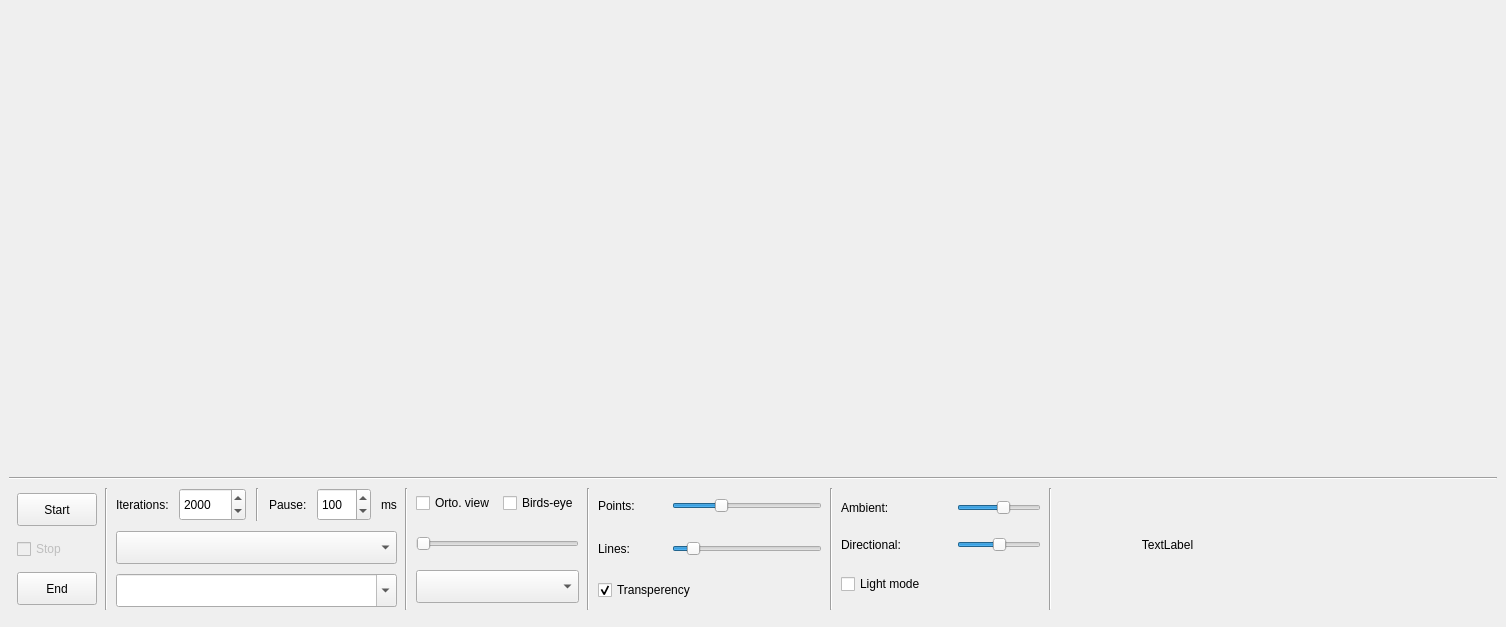
Before: the Qt Designer form calsec/gui.ui in markloborec/kazalniki-kibernetske-varnosti, drawn with Qt 5.
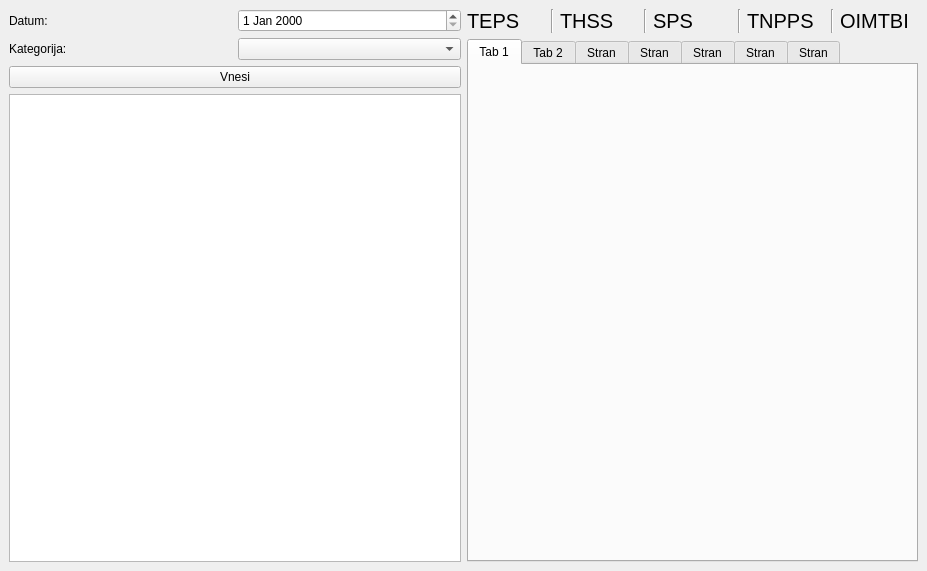
After: the same form once the commit is applied.

Commit message: Pripravljen osnovni UI!

```diff
--- a/calsec/gui.ui
+++ b/calsec/gui.ui
@@ -6,12 +6,12 @@
    <rect>
     <x>0</x>
     <y>0</y>
-    <width>1506</width>
-    <height>627</height>
+    <width>927</width>
+    <height>571</height>
    </rect>
   </property>
   <property name="sizePolicy">
-   <sizepolicy hsizetype="Preferred" vsizetype="Minimum">
+   <sizepolicy hsizetype="Expanding" vsizetype="Minimum">
     <horstretch>0</horstretch>
     <verstretch>0</verstretch>
    </sizepolicy>
@@ -32,718 +32,193 @@
    <string>Optimization test</string>
   </property>
   <widget class="QWidget" name="centralwidget">
-   <layout class="QVBoxLayout" name="verticalLayout_8">
-    <property name="spacing">
-     <number>8</number>
-    </property>
-    <item>
-     <layout class="QVBoxLayout" name="verticalLayout_2">
-      <property name="spacing">
-       <number>0</number>
-      </property>
+   <layout class="QGridLayout" name="gridLayout">
+    <item row="0" column="0">
+     <layout class="QVBoxLayout" name="verticalLayout">
       <item>
-       <layout class="QHBoxLayout" name="widgetsHL">
-        <property name="spacing">
-         <number>1</number>
-        </property>
+       <layout class="QHBoxLayout" name="horizontalLayout_2">
         <item>
-         <spacer name="verticalSpacer_2">
-          <property name="orientation">
-           <enum>Qt::Vertical</enum>
+         <widget class="QLabel" name="label_2">
+          <property name="text">
+           <string>Datum: </string>
           </property>
-          <property name="sizeHint" stdset="0">
-           <size>
-            <width>0</width>
-            <height>0</height>
-           </size>
+         </widget>
+        </item>
+        <item>
+         <widget class="QDateEdit" name="datumIncidentaDE"/>
+        </item>
+       </layout>
+      </item>
+      <item>
+       <layout class="QHBoxLayout" name="horizontalLayout_3">
+        <item>
+         <widget class="QLabel" name="label_3">
+          <property name="text">
+           <string>Kategorija:</string>
           </property>
-         </spacer>
+         </widget>
         </item>
+        <item>
+         <widget class="QComboBox" name="kategorijaIncidentaCB">
+          <property name="editable">
+           <bool>false</bool>
+          </property>
+         </widget>
+        </item>
        </layout>
       </item>
       <item>
-       <widget class="Line" name="line_6">
-        <property name="orientation">
-         <enum>Qt::Horizontal</enum>
+       <widget class="QPushButton" name="vnesiIncidentPB">
+        <property name="text">
+         <string>Vnesi</string>
         </property>
        </widget>
       </item>
+      <item>
+       <widget class="QTableWidget" name="incidentiTW"/>
+      </item>
      </layout>
     </item>
-    <item>
-     <layout class="QHBoxLayout" name="horizontalLayout_3">
-      <property name="leftMargin">
-       <number>8</number>
-      </property>
-      <property name="topMargin">
-       <number>0</number>
-      </property>
-      <property name="rightMargin">
-       <number>8</number>
-      </property>
-      <property name="bottomMargin">
-       <number>8</number>
-      </property>
+    <item row="0" column="1">
+     <layout class="QVBoxLayout" name="verticalLayout_3">
       <item>
-       <layout class="QVBoxLayout" name="verticalLayout">
-        <property name="spacing">
-         <number>8</number>
-        </property>
+       <layout class="QHBoxLayout" name="horizontalLayout_4">
         <item>
-         <widget class="QPushButton" name="startPB">
-          <property name="minimumSize">
-           <size>
-            <width>0</width>
-            <height>33</height>
-           </size>
+         <widget class="QLabel" name="tepsL">
+          <property name="font">
+           <font>
+            <pointsize>15</pointsize>
+           </font>
           </property>
-          <property name="maximumSize">
-           <size>
-            <width>200</width>
-            <height>16777215</height>
-           </size>
-          </property>
           <property name="text">
-           <string>Start</string>
+           <string>TEPS</string>
           </property>
          </widget>
         </item>
         <item>
-         <widget class="QCheckBox" name="stopCB">
-          <property name="enabled">
-           <bool>false</bool>
+         <widget class="Line" name="line">
+          <property name="orientation">
+           <enum>Qt::Vertical</enum>
           </property>
-          <property name="text">
-           <string>Stop</string>
-          </property>
-          <property name="checkable">
-           <bool>true</bool>
-          </property>
          </widget>
         </item>
         <item>
-         <widget class="QPushButton" name="endPB">
-          <property name="minimumSize">
-           <size>
-            <width>0</width>
-            <height>33</height>
-           </size>
+         <widget class="QLabel" name="thssL">
+          <property name="font">
+           <font>
+            <pointsize>15</pointsize>
+           </font>
           </property>
-          <property name="maximumSize">
-           <size>
-            <width>200</width>
-            <height>16777215</height>
-           </size>
-          </property>
           <property name="text">
-           <string>End</string>
+           <string>THSS</string>
           </property>
          </widget>
         </item>
-       </layout>
-      </item>
-      <item>
-       <widget class="Line" name="line_2">
-        <property name="orientation">
-         <enum>Qt::Vertical</enum>
-        </property>
-       </widget>
-      </item>
-      <item>
-       <layout class="QVBoxLayout" name="verticalLayout_5">
-        <property name="spacing">
-         <number>10</number>
-        </property>
-        <property name="bottomMargin">
-         <number>3</number>
-        </property>
         <item>
-         <layout class="QHBoxLayout" name="horizontalLayout_4">
-          <item>
-           <widget class="QLabel" name="label">
-            <property name="text">
-             <string>Iterations:</string>
-            </property>
-           </widget>
-          </item>
-          <item>
-           <widget class="QSpinBox" name="iterationsSB">
-            <property name="sizePolicy">
-             <sizepolicy hsizetype="MinimumExpanding" vsizetype="Fixed">
-              <horstretch>0</horstretch>
-              <verstretch>0</verstretch>
-             </sizepolicy>
-            </property>
-            <property name="minimumSize">
-             <size>
-              <width>0</width>
-              <height>33</height>
-             </size>
-            </property>
-            <property name="maximumSize">
-             <size>
-              <width>100</width>
-              <height>16777215</height>
-             </size>
-            </property>
-            <property name="minimum">
-             <number>100</number>
-            </property>
-            <property name="maximum">
-             <number>1000000000</number>
-            </property>
-            <property name="singleStep">
-             <number>500</number>
-            </property>
-            <property name="value">
-             <number>2000</number>
-            </property>
-           </widget>
-          </item>
-          <item>
-           <widget class="Line" name="line_4">
-            <property name="orientation">
-             <enum>Qt::Vertical</enum>
-            </property>
-           </widget>
-          </item>
-          <item>
-           <widget class="QLabel" name="label_3">
-            <property name="text">
-             <string>Pause:</string>
-            </property>
-           </widget>
-          </item>
-          <item>
-           <widget class="QSpinBox" name="iterationPauseSB">
-            <property name="sizePolicy">
-             <sizepolicy hsizetype="MinimumExpanding" vsizetype="Fixed">
-              <horstretch>0</horstretch>
-              <verstretch>0</verstretch>
-             </sizepolicy>
-            </property>
-            <property name="minimumSize">
-             <size>
-              <width>0</width>
-              <height>33</height>
-             </size>
-            </property>
-            <property name="maximumSize">
-             <size>
-              <width>100</width>
-              <height>16777215</height>
-             </size>
-            </property>
-            <property name="maximum">
-             <number>5000</number>
-            </property>
-            <property name="value">
-             <number>100</number>
-            </property>
-           </widget>
-          </item>
-          <item>
-           <widget class="QLabel" name="label_2">
-            <property name="text">
-             <string>ms</string>
-            </property>
-           </widget>
-          </item>
-         </layout>
-        </item>
-        <item>
-         <widget class="QComboBox" name="comboBox">
-          <property name="sizePolicy">
-           <sizepolicy hsizetype="MinimumExpanding" vsizetype="Fixed">
-            <horstretch>0</horstretch>
-            <verstretch>0</verstretch>
-           </sizepolicy>
+         <widget class="Line" name="line_2">
+          <property name="orientation">
+           <enum>Qt::Vertical</enum>
           </property>
-          <property name="minimumSize">
-           <size>
-            <width>0</width>
-            <height>33</height>
-           </size>
-          </property>
-          <property name="maximumSize">
-           <size>
-            <width>16777215</width>
-            <height>16777215</height>
-           </size>
-          </property>
          </widget>
         </item>
         <item>
-         <widget class="QComboBox" name="nameCB">
-          <property name="sizePolicy">
-           <sizepolicy hsizetype="MinimumExpanding" vsizetype="Fixed">
-            <horstretch>0</horstretch>
-            <verstretch>0</verstretch>
-           </sizepolicy>
-          </property>
-          <property name="minimumSize">
-           <size>
-            <width>0</width>
-            <height>33</height>
-           </size>
-          </property>
-          <property name="maximumSize">
-           <size>
-            <width>16777215</width>
-            <height>16777215</height>
-           </size>
-          </property>
+         <widget class="QLabel" name="spsL">
           <property name="font">
            <font>
-            <family>Monospace</family>
+            <pointsize>15</pointsize>
            </font>
           </property>
-          <property name="editable">
-           <bool>true</bool>
+          <property name="text">
+           <string>SPS</string>
           </property>
          </widget>
         </item>
-       </layout>
-      </item>
-      <item>
-       <widget class="Line" name="line_3">
-        <property name="orientation">
-         <enum>Qt::Vertical</enum>
-        </property>
-       </widget>
-      </item>
-      <item>
-       <layout class="QVBoxLayout" name="verticalLayout_6">
-        <property name="spacing">
-         <number>9</number>
-        </property>
-        <property name="bottomMargin">
-         <number>4</number>
-        </property>
         <item>
-         <layout class="QHBoxLayout" name="horizontalLayout">
-          <property name="spacing">
-           <number>8</number>
-          </property>
-          <property name="topMargin">
-           <number>4</number>
-          </property>
-          <property name="bottomMargin">
-           <number>4</number>
-          </property>
-          <item>
-           <widget class="QCheckBox" name="ortogonalViewCB">
-            <property name="minimumSize">
-             <size>
-              <width>0</width>
-              <height>0</height>
-             </size>
-            </property>
-            <property name="text">
-             <string>Orto. view</string>
-            </property>
-           </widget>
-          </item>
-          <item>
-           <widget class="QCheckBox" name="birdsEyeCB">
-            <property name="minimumSize">
-             <size>
-              <width>0</width>
-              <height>0</height>
-             </size>
-            </property>
-            <property name="text">
-             <string>Birds-eye</string>
-            </property>
-            <property name="tristate">
-             <bool>true</bool>
-            </property>
-           </widget>
-          </item>
-         </layout>
-        </item>
-        <item>
-         <widget class="QSlider" name="scaleRateS">
-          <property name="sizePolicy">
-           <sizepolicy hsizetype="Preferred" vsizetype="Maximum">
-            <horstretch>0</horstretch>
-            <verstretch>0</verstretch>
-           </sizepolicy>
-          </property>
-          <property name="minimumSize">
-           <size>
-            <width>0</width>
-            <height>33</height>
-           </size>
-          </property>
-          <property name="maximumSize">
-           <size>
-            <width>16777215</width>
-            <height>16777215</height>
-           </size>
-          </property>
-          <property name="maximum">
-           <number>100</number>
-          </property>
-          <property name="singleStep">
-           <number>1</number>
-          </property>
-          <property name="pageStep">
-           <number>1</number>
-          </property>
-          <property name="tracking">
-           <bool>true</bool>
-          </property>
+         <widget class="Line" name="line_3">
           <property name="orientation">
-           <enum>Qt::Horizontal</enum>
+           <enum>Qt::Vertical</enum>
           </property>
-          <property name="invertedAppearance">
-           <bool>false</bool>
-          </property>
-          <property name="invertedControls">
-           <bool>false</bool>
-          </property>
-          <property name="tickPosition">
-           <enum>QSlider::NoTicks</enum>
-          </property>
-          <property name="tickInterval">
-           <number>1</number>
-          </property>
          </widget>
         </item>
         <item>
-         <widget class="QComboBox" name="colormapCB">
-          <property name="sizePolicy">
-           <sizepolicy hsizetype="Preferred" vsizetype="Fixed">
-            <horstretch>0</horstretch>
-            <verstretch>0</verstretch>
-           </sizepolicy>
+         <widget class="QLabel" name="tnppsL">
+          <property name="font">
+           <font>
+            <pointsize>15</pointsize>
+           </font>
           </property>
-          <property name="minimumSize">
-           <size>
-            <width>0</width>
-            <height>33</height>
-           </size>
+          <property name="text">
+           <string>TNPPS</string>
           </property>
-          <property name="maximumSize">
-           <size>
-            <width>256</width>
-            <height>16777215</height>
-           </size>
-          </property>
-          <property name="styleSheet">
-           <string notr="true"/>
-          </property>
-          <property name="iconSize">
-           <size>
-            <width>256</width>
-            <height>22</height>
-           </size>
-          </property>
          </widget>
         </item>
-       </layout>
-      </item>
-      <item>
-       <widget class="Line" name="line_5">
-        <property name="orientation">
-         <enum>Qt::Vertical</enum>
-        </property>
-       </widget>
-      </item>
-      <item>
-       <layout class="QVBoxLayout" name="verticalLayout_3">
-        <property name="spacing">
-         <number>9</number>
-        </property>
-        <property name="bottomMargin">
-         <number>4</number>
-        </property>
         <item>
-         <layout class="QHBoxLayout" name="horizontalLayout_5">
-          <property name="topMargin">
-           <number>4</number>
+         <widget class="Line" name="line_4">
+          <property name="orientation">
+           <enum>Qt::Vertical</enum>
           </property>
-          <property name="bottomMargin">
-           <number>4</number>
-          </property>
-          <item>
-           <widget class="QLabel" name="label_4">
-            <property name="minimumSize">
-             <size>
-              <width>65</width>
-              <height>0</height>
-             </size>
-            </property>
-            <property name="maximumSize">
-             <size>
-              <width>64</width>
-              <height>16777215</height>
-             </size>
-            </property>
-            <property name="text">
-             <string>Points:</string>
-            </property>
-           </widget>
-          </item>
-          <item>
-           <widget class="QSlider" name="pointsSizeS">
-            <property name="sizePolicy">
-             <sizepolicy hsizetype="Preferred" vsizetype="Fixed">
-              <horstretch>0</horstretch>
-              <verstretch>0</verstretch>
-             </sizepolicy>
-            </property>
-            <property name="minimumSize">
-             <size>
-              <width>150</width>
-              <height>0</height>
-             </size>
-            </property>
-            <property name="minimum">
-             <number>1</number>
-            </property>
-            <property name="maximum">
-             <number>30</number>
-            </property>
-            <property name="value">
-             <number>10</number>
-            </property>
-            <property name="orientation">
-             <enum>Qt::Horizontal</enum>
-            </property>
-           </widget>
-          </item>
-         </layout>
+         </widget>
         </item>
         <item>
-         <layout class="QHBoxLayout" name="horizontalLayout_6">
-          <item>
-           <widget class="QLabel" name="label_5">
-            <property name="minimumSize">
-             <size>
-              <width>65</width>
-              <height>0</height>
-             </size>
-            </property>
-            <property name="maximumSize">
-             <size>
-              <width>64</width>
-              <height>16777215</height>
-             </size>
-            </property>
-            <property name="text">
-             <string>Lines:</string>
-            </property>
-           </widget>
-          </item>
-          <item>
-           <widget class="QSlider" name="linesSizeS">
-            <property name="sizePolicy">
-             <sizepolicy hsizetype="Preferred" vsizetype="Fixed">
-              <horstretch>0</horstretch>
-              <verstretch>0</verstretch>
-             </sizepolicy>
-            </property>
-            <property name="minimumSize">
-             <size>
-              <width>150</width>
-              <height>33</height>
-             </size>
-            </property>
-            <property name="minimum">
-             <number>0</number>
-            </property>
-            <property name="maximum">
-             <number>100</number>
-            </property>
-            <property name="pageStep">
-             <number>3</number>
-            </property>
-            <property name="value">
-             <number>10</number>
-            </property>
-            <property name="orientation">
-             <enum>Qt::Horizontal</enum>
-            </property>
-           </widget>
-          </item>
-         </layout>
-        </item>
-        <item>
-         <layout class="QHBoxLayout" name="horizontalLayout_2">
-          <item>
-           <widget class="QCheckBox" name="transperencyCB">
-            <property name="text">
-             <string>Transperency</string>
-            </property>
-            <property name="checked">
-             <bool>true</bool>
-            </property>
-           </widget>
-          </item>
-         </layout>
-        </item>
-       </layout>
-      </item>
-      <item>
-       <widget class="Line" name="line">
-        <property name="orientation">
-         <enum>Qt::Vertical</enum>
-        </property>
-       </widget>
-      </item>
-      <item>
-       <layout class="QVBoxLayout" name="verticalLayout_9">
-        <property name="spacing">
-         <number>10</number>
-        </property>
-        <property name="bottomMargin">
-         <number>3</number>
-        </property>
-        <item>
-         <layout class="QHBoxLayout" name="horizontalLayout_7">
-          <item>
-           <widget class="QLabel" name="label_6">
-            <property name="minimumSize">
-             <size>
-              <width>106</width>
-              <height>0</height>
-             </size>
-            </property>
-            <property name="text">
-             <string>Ambient: </string>
-            </property>
-           </widget>
-          </item>
-          <item>
-           <widget class="QSlider" name="ambientRateS">
-            <property name="sizePolicy">
-             <sizepolicy hsizetype="Preferred" vsizetype="Fixed">
-              <horstretch>0</horstretch>
-              <verstretch>0</verstretch>
-             </sizepolicy>
-            </property>
-            <property name="minimumSize">
-             <size>
-              <width>0</width>
-              <height>0</height>
-             </size>
-            </property>
-            <property name="value">
-             <number>56</number>
-            </property>
-            <property name="orientation">
-             <enum>Qt::Horizontal</enum>
-            </property>
-           </widget>
-          </item>
-         </layout>
-        </item>
-        <item>
-         <layout class="QHBoxLayout" name="horizontalLayout_8">
-          <item>
-           <widget class="QLabel" name="label_7">
-            <property name="minimumSize">
-             <size>
-              <width>106</width>
-              <height>0</height>
-             </size>
-            </property>
-            <property name="text">
-             <string>Directional:</string>
-            </property>
-           </widget>
-          </item>
-          <item>
-           <widget class="QSlider" name="lightRateS">
-            <property name="sizePolicy">
-             <sizepolicy hsizetype="Preferred" vsizetype="Fixed">
-              <horstretch>0</horstretch>
-              <verstretch>0</verstretch>
-             </sizepolicy>
-            </property>
-            <property name="minimumSize">
-             <size>
-              <width>0</width>
-              <height>0</height>
-             </size>
-            </property>
-            <property name="value">
-             <number>50</number>
-            </property>
-            <property name="orientation">
-             <enum>Qt::Horizontal</enum>
-            </property>
-           </widget>
-          </item>
-         </layout>
-        </item>
-        <item>
-         <widget class="QCheckBox" name="lightCB">
-          <property name="minimumSize">
-           <size>
-            <width>0</width>
-            <height>0</height>
-           </size>
+         <widget class="QLabel" name="oimtbiL">
+          <property name="font">
+           <font>
+            <pointsize>15</pointsize>
+           </font>
           </property>
           <property name="text">
-           <string>Light mode</string>
+           <string>OIMTBI</string>
           </property>
          </widget>
         </item>
        </layout>
       </item>
       <item>
-       <widget class="Line" name="line_7">
-        <property name="orientation">
-         <enum>Qt::Vertical</enum>
-        </property>
-       </widget>
-      </item>
-      <item>
-       <layout class="QVBoxLayout" name="verticalLayout_4">
-        <property name="spacing">
-         <number>15</number>
-        </property>
+       <layout class="QVBoxLayout" name="verticalLayout_2">
         <item>
-         <layout class="QVBoxLayout" name="verticalLayout_7">
-          <property name="bottomMargin">
-           <number>8</number>
+         <widget class="QTabWidget" name="tabWidget">
+          <property name="currentIndex">
+           <number>0</number>
           </property>
-          <item>
-           <widget class="QLabel" name="infoL">
-            <property name="sizePolicy">
-             <sizepolicy hsizetype="Expanding" vsizetype="Preferred">
-              <horstretch>0</horstretch>
-              <verstretch>0</verstretch>
-             </sizepolicy>
-            </property>
-            <property name="text">
-             <string>TextLabel</string>
-            </property>
-            <property name="alignment">
-             <set>Qt::AlignCenter</set>
-            </property>
-           </widget>
-          </item>
-         </layout>
+          <widget class="QWidget" name="tab">
+           <attribute name="title">
+            <string>Tab 1</string>
+           </attribute>
+          </widget>
+          <widget class="QWidget" name="tab_2">
+           <attribute name="title">
+            <string>Tab 2</string>
+           </attribute>
+          </widget>
+          <widget class="QWidget" name="tab_3">
+           <attribute name="title">
+            <string>Stran</string>
+           </attribute>
+          </widget>
+          <widget class="QWidget" name="tab_4">
+           <attribute name="title">
+            <string>Stran</string>
+           </attribute>
+          </widget>
+          <widget class="QWidget" name="tab_5">
+           <attribute name="title">
+            <string>Stran</string>
+           </attribute>
+          </widget>
+          <widget class="QWidget" name="tab_6">
+           <attribute name="title">
+            <string>Stran</string>
+           </attribute>
+          </widget>
+          <widget class="QWidget" name="tab_7">
+           <attribute name="title">
+            <string>Stran</string>
+           </attribute>
+          </widget>
+         </widget>
         </item>
        </layout>
       </item>
-      <item>
-       <spacer name="horizontalSpacer">
-        <property name="orientation">
-         <enum>Qt::Horizontal</enum>
-        </property>
-        <property name="sizeHint" stdset="0">
-         <size>
-          <width>40</width>
-          <height>20</height>
-         </size>
-        </property>
-       </spacer>
-      </item>
      </layout>
     </item>
    </layout>
```
